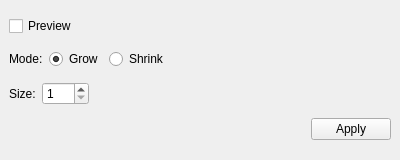
Old version of the form src/WhiskerToolbox/Media_Widget/MediaMask_Widget/MaskDilationWidget/MaskDilationWidget.ui in the repository paulmthompson/WhiskerToolbox.
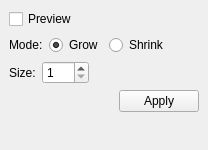
New version of the form.

Commit message: Improve some UI for media widget

```diff
--- a/src/WhiskerToolbox/Media_Widget/MediaMask_Widget/MaskDilationWidget/MaskDilationWidget.ui
+++ b/src/WhiskerToolbox/Media_Widget/MediaMask_Widget/MaskDilationWidget/MaskDilationWidget.ui
@@ -6,8 +6,8 @@
    <rect>
     <x>0</x>
     <y>0</y>
-    <width>400</width>
-    <height>160</height>
+    <width>208</width>
+    <height>150</height>
    </rect>
   </property>
   <property name="windowTitle">
@@ -153,6 +153,19 @@
      </item>
     </layout>
    </item>
+   <item>
+    <spacer name="verticalSpacer">
+     <property name="orientation">
+      <enum>Qt::Orientation::Vertical</enum>
+     </property>
+     <property name="sizeHint" stdset="0">
+      <size>
+       <width>20</width>
+       <height>40</height>
+      </size>
+     </property>
+    </spacer>
+   </item>
   </layout>
  </widget>
  <resources/>
```
Left out of the diff: 2 changed lines with no effect on the pictures. The commit also changes 5 other files.
